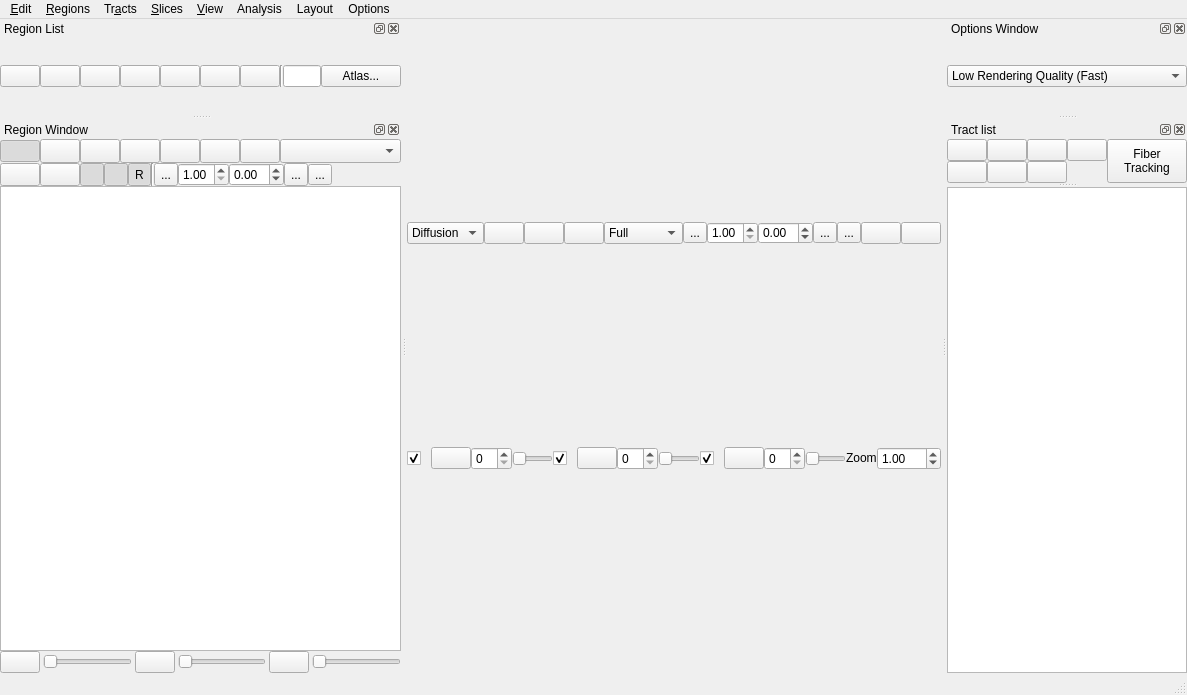
Before: the Qt Designer form tracking/tracking_window.ui in frankyeh/DSI-Studio, drawn with Qt 5.
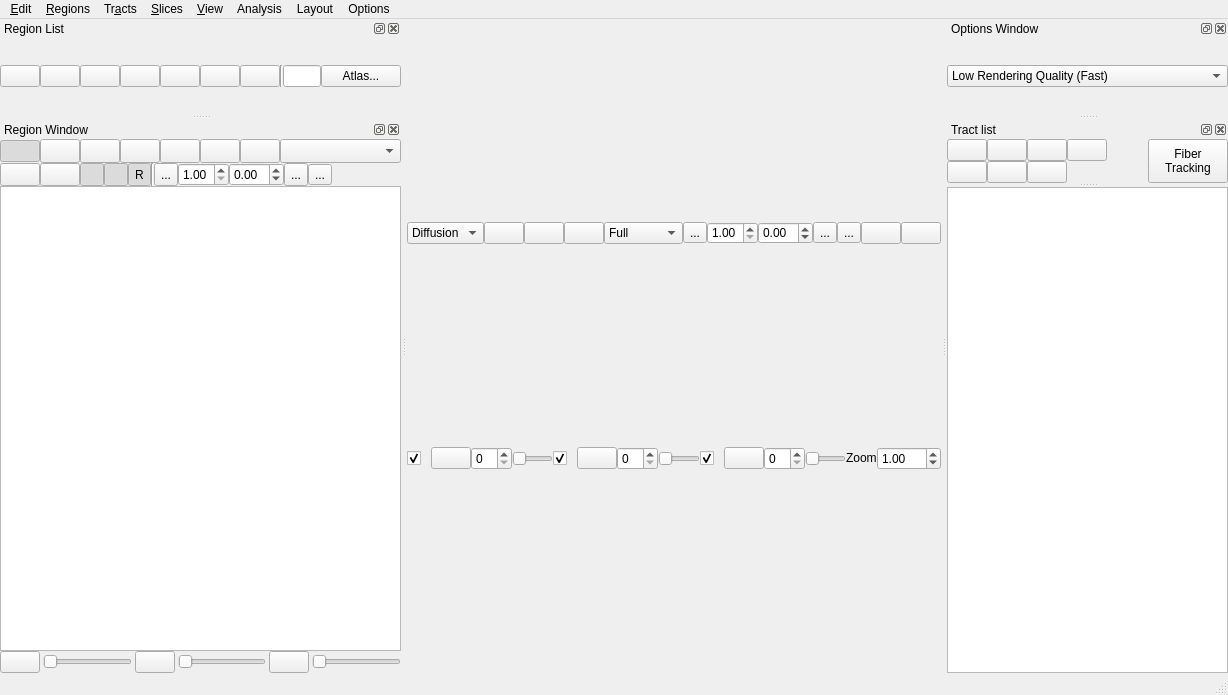
After: the same form once the commit is applied. Icons and pictures are not drawn. Custom widgets are drawn as their Qt base class.

```diff
--- a/tracking/tracking_window.ui
+++ b/tracking/tracking_window.ui
@@ -6,7 +6,7 @@
    <rect>
     <x>0</x>
     <y>0</y>
-    <width>1008</width>
+    <width>1131</width>
     <height>695</height>
    </rect>
   </property>
@@ -954,7 +954,7 @@
     <rect>
      <x>0</x>
      <y>0</y>
-     <width>1008</width>
+     <width>1131</width>
      <height>21</height>
     </rect>
    </property>
@@ -1253,7 +1253,7 @@
    </property>
    <property name="minimumSize">
     <size>
-     <width>197</width>
+     <width>281</width>
      <height>156</height>
     </size>
    </property>
```
Left out of the diff: 28 changed lines with no effect on the pictures.
